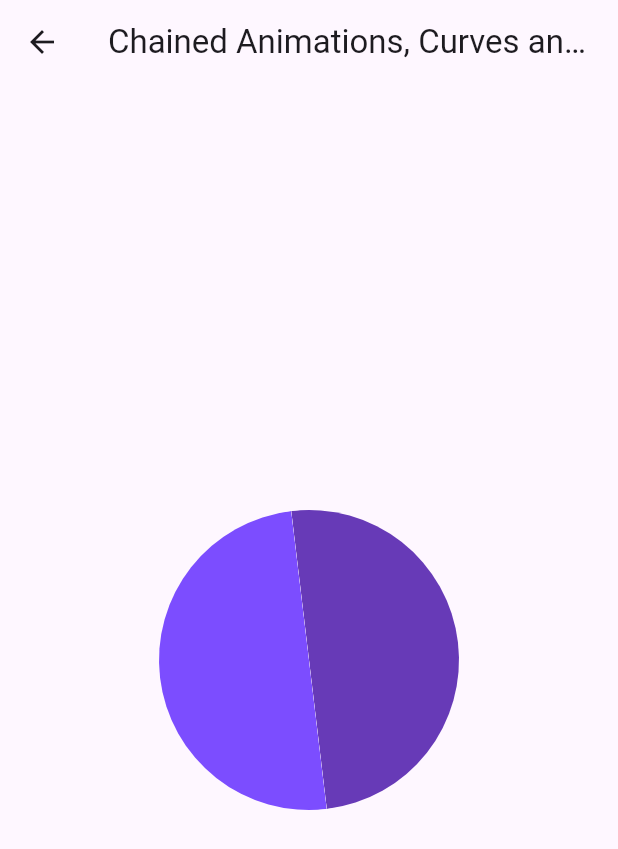
After one commit to Tchano-Py/flutter_animations_showcase, a Flutter app: the screen it shows after launch, after a tap on "Chained Animations", on a phone screen of 412 x 824 dp. The commit adds this screen. Shown: the top 849 px of the screen. Run offline on Flutter 3.47's test engine with Material 3 defaults, Android fonts, the phone set to English and light mode, and no system bars.

Commit message:
Flutter Chained Animations, Curves and Clippers

```diff
--- a/lib/main.dart
+++ b/lib/main.dart
@@ -1,5 +1,6 @@
 import 'package:flutter/material.dart';
 import 'package:flutter_animations_showcase/pages/animated_builder_and_transform_page.dart';
+import 'package:flutter_animations_showcase/pages/chained_animations_page.dart';
 
 void main() {
   runApp(const MyApp());
@@ -18,7 +19,9 @@ class MyApp extends StatelessWidget {
       initialRoute: '/',
       routes: {
         '/': (context) => MyHomePage(title: ' Animations in Flutter'),
-        '/AnimatedBuilderAndTransformPage': (context) => const AnimatedBuilderAndTransformPage(),
+        '/AnimatedBuilderAndTransformPage': (context) =>
+            const AnimatedBuilderAndTransformPage(),
+        '/ChainedAnimationsPage': (context) => const ChainedAnimationsPage(),
       },
     );
   }
@@ -43,13 +46,23 @@ class _MyHomePageState extends State<MyHomePage> {
       ),
       body: Center(
         child: Column(
+          spacing: 20,
           mainAxisAlignment: MainAxisAlignment.center,
           children: <Widget>[
             ElevatedButton(
               onPressed: () {
-                Navigator.pushNamed(context, '/AnimatedBuilderAndTransformPage');
+                Navigator.pushNamed(
+                  context,
+                  '/AnimatedBuilderAndTransformPage',
+                );
               },
               child: Text("AnimatedBuilder and Transform"),
+            ),
+            ElevatedButton(
+              onPressed: () {
+                Navigator.pushNamed(context, '/ChainedAnimationsPage');
+              },
+              child: const Text("Chained Animations"),
             ),
           ],
         ),
--- /dev/null
+++ b/lib/pages/chained_animations_page.dart
@@ -0,0 +1,208 @@
+import 'package:flutter/material.dart';
+import 'dart:math' show pi;
+
+enum CircleSide { left, right }
+
+extension ToPosition on CircleSide {
+  Path toPath(Size size) {
+    final path = Path();
+
+    late Offset offset;
+    late bool clockwise;
+
+    switch (this) {
+      case CircleSide.left:
+        path.moveTo(size.width, 0);
+        offset = Offset(size.width, size.height);
+        clockwise = false;
+        break;
+      case CircleSide.right:
+        offset = Offset(0, size.height);
+        clockwise = true;
+        break;
+    }
+
+    path.arcToPoint(
+      offset,
+      radius: Radius.elliptical(size.width / 2, size.height / 2),
+      clockwise: clockwise,
+    );
+
+    path.close();
+    return path;
+  }
+}
+
+extension on VoidCallback {
+  Future<void> delayed(Duration duration) {
+    return Future.delayed(duration, this);
+  }
+}
+
+class HalfCircleClipper extends CustomClipper<Path> {
+  final CircleSide side;
+
+  const HalfCircleClipper({required this.side});
+
+  @override
+  Path getClip(Size size) => side.toPath(size);
+
+  @override
+  bool shouldReclip(covariant CustomClipper<Path> oldClipper) => true;
+}
+
+class ChainedAnimationsPage extends StatefulWidget {
+  const ChainedAnimationsPage({super.key});
+
+  @override
+  State<ChainedAnimationsPage> createState() => _ChainedAnimationsPageState();
+}
+
+class _ChainedAnimationsPageState extends State<ChainedAnimationsPage>
+    with TickerProviderStateMixin {
+  late AnimationController _counterClockwiseRotationController;
+  late Animation<double> _counterClockwiseRotationAnimation;
+
+  late AnimationController _flipController;
+  late Animation<double> _flipAnimation;
+
+  @override
+  void initState() {
+    super.initState();
+
+    _counterClockwiseRotationController = AnimationController(
+      vsync: this,
+      duration: const Duration(seconds: 1),
+    );
+
+    _counterClockwiseRotationAnimation = Tween<double>(begin: 0, end: -(pi / 2))
+        .animate(
+          CurvedAnimation(
+            parent: _counterClockwiseRotationController,
+            curve: Curves.bounceOut,
+          ),
+        );
+
+    _flipController = AnimationController(
+      vsync: this,
+      duration: const Duration(seconds: 1),
+    );
+
+    _flipAnimation = Tween<double>(begin: 0, end: pi).animate(
+      CurvedAnimation(parent: _flipController, curve: Curves.bounceOut),
+    );
+
+    // status listeners
+    _counterClockwiseRotationController.addStatusListener((status) {
+      if (status == AnimationStatus.completed) {
+        _flipAnimation =
+            Tween<double>(
+              begin: _flipAnimation.value,
+              end: _flipAnimation.value + pi,
+            ).animate(
+              CurvedAnimation(parent: _flipController, curve: Curves.bounceOut),
+            );
+
+        // reset
+        _flipController
+          ..reset()
+          ..forward();
+      }
+    });
+
+    _flipController.addStatusListener((status) {
+      if (status == AnimationStatus.completed) {
+        _counterClockwiseRotationAnimation =
+            Tween<double>(
+              begin: _counterClockwiseRotationAnimation.value,
+              end: _counterClockwiseRotationAnimation.value + -(pi / 2),
+            ).animate(
+              CurvedAnimation(
+                parent: _counterClockwiseRotationController,
+                curve: Curves.bounceOut,
+              ),
+            );
+
+        // reset
+        _counterClockwiseRotationController
+          ..reset()
+          ..forward();
+      }
+    });
+  }
+
+  @override
+  void dispose() {
+    _counterClockwiseRotationController.dispose();
+    _flipController.dispose();
+    super.dispose();
+  }
+
+  @override
+  Widget build(BuildContext context) {
+    _counterClockwiseRotationController
+      ..reset()
+      ..forward.delayed(const Duration(seconds: 1));
+
+    return Scaffold(
+      appBar: AppBar(
+        title: const Text('Chained Animations, Curves and Clipper'),
+      ),
+      body: Center(
+        child: AnimatedBuilder(
+          animation: _counterClockwiseRotationController,
+          builder: (context, child) {
+            return Transform(
+              alignment: Alignment.center,
+              transform: Matrix4.identity()
+                ..rotateZ(_counterClockwiseRotationAnimation.value),
+              child: Row(
+                mainAxisAlignment: MainAxisAlignment.center,
+                crossAxisAlignment: CrossAxisAlignment.center,
+                children: <Widget>[
+                  AnimatedBuilder(
+                    animation: _flipController,
+                    builder: (context, child) {
+                      return Transform(
+                        alignment: Alignment.centerRight,
+                        transform: Matrix4.identity()
+                          ..rotateY(_flipAnimation.value),
+                        child: ClipPath(
+                          clipper: HalfCircleClipper(side: CircleSide.left),
+                          child: Container(
+                            width: 200,
+                            height: 200,
+                            color: Colors.deepPurpleAccent,
+                          ),
+                        ),
+                      );
+                    },
+                  ),
+
+                  AnimatedBuilder(
+                    animation: _flipAnimation,
+                    builder: (context, child) {
+                      return Transform(
+                        alignment: Alignment.centerLeft,
+                        transform: Matrix4.identity()
+                          ..rotateY(_flipAnimation.value),
+                        child: ClipPath(
+                          clipper: HalfCircleClipper(side: CircleSide.right),
+                          child: Container(
+                            width: 200,
+                            height: 200,
+                            color: Colors.deepPurple,
+                          ),
+                        ),
+                      );
+                    },
+                  ),
+                ],
+              ),
+            );
+          },
+        ),
+      ),
+    );
+  }
+}
```
